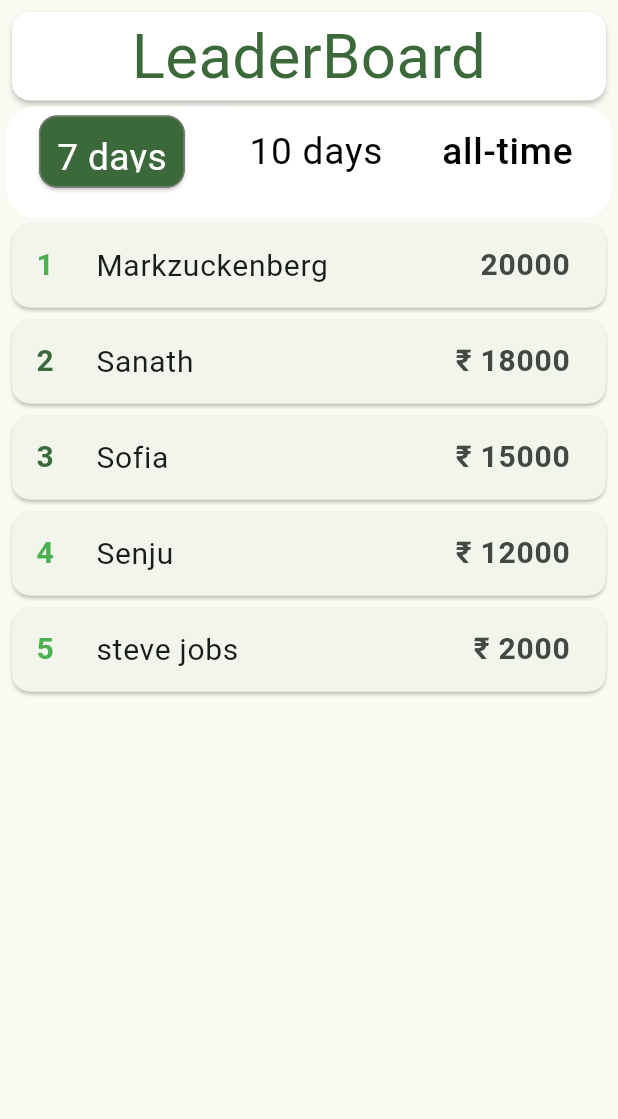
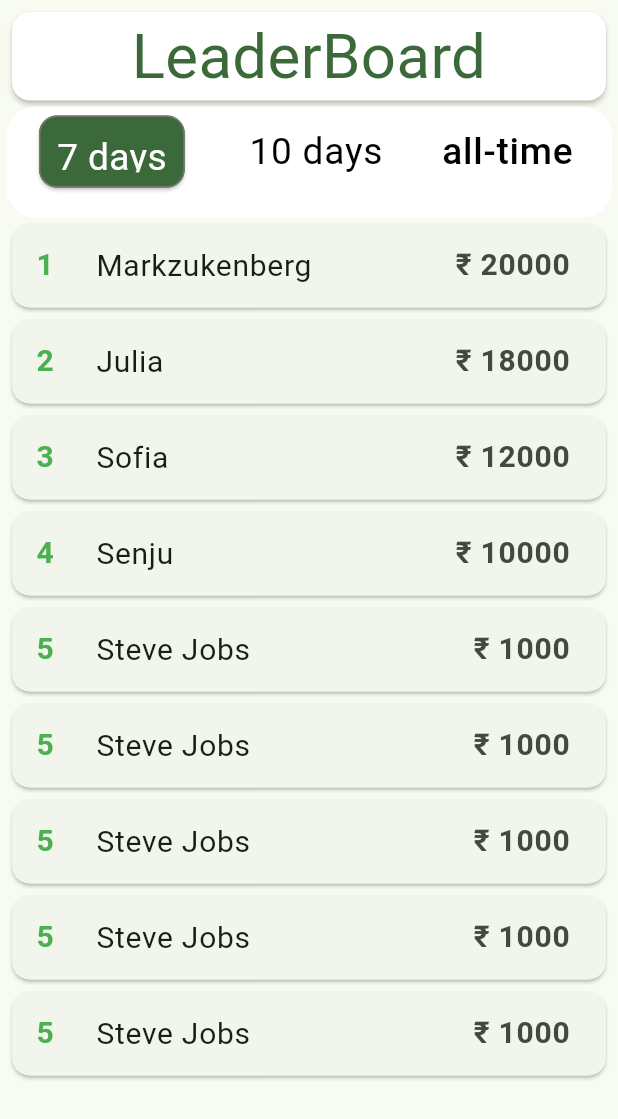
Before and after one commit to RohanArava/ewa, a Flutter app: what leaderboard() shows on an empty page, opened directly with empty values, on a phone screen of 412 x 824 dp. Shown: the top 1119 px of the screen. Run offline on Flutter 3.47's test engine with Material 2 defaults, Android fonts, the phone set to English and light mode, and no system bars; missing offline and left inert: flutter_swipe_detector.

Commit message:
eswar updated leader board

```diff
--- a/lib/screens/leader_board.dart
+++ b/lib/screens/leader_board.dart
@@ -7,6 +7,25 @@
   });
 
   final Size size;
+  Widget Cards(String s1, String s2, String s3) {
+    return Card(
+      child: ListTile(
+        leading: Text(
+          s1,
+          style: TextStyle(
+              fontSize: 20, color: Colors.green, fontWeight: FontWeight.bold),
+        ),
+        title: Text(
+          s2,
+          style: TextStyle(fontSize: 20),
+        ),
+        trailing: Text(
+          s3,
+          style: TextStyle(fontSize: 20, fontWeight: FontWeight.bold),
+        ),
+      ),
+    );
+  }
 
   @override
   Widget build(BuildContext context) {
@@ -78,105 +97,22 @@
             ),
           ),
         ),
-        SingleChildScrollView(
-          child: Column(
-            children: [
-              Card(
-                child: ListTile(
-                  leading: Text(
-                    '1',
-                    style: TextStyle(
-                        fontSize: 20,
-                        color: Colors.green,
-                        fontWeight: FontWeight.bold),
-                  ),
-                  title: Text(
-                    'Markzuckenberg',
-                    style: TextStyle(fontSize: 20),
-                  ),
-                  trailing: Text(
-                    '20000',
-                    style: TextStyle(fontSize: 20, fontWeight: FontWeight.bold),
-                  ),
-                ),
-              ),
-              Card(
-                child: ListTile(
-                  leading: Text(
-                    '2',
-                    style: TextStyle(
-                        fontSize: 20,
-                        color: Theme.of(context).primaryColor,
-                        fontWeight: FontWeight.bold),
-                  ),
-                  title: Text(
-                    'Sanath',
-                    style: TextStyle(fontSize: 20),
-                  ),
-                  trailing: Text(
-                    '₹ 18000',
-                    style: TextStyle(fontSize: 20, fontWeight: FontWeight.bold),
-                  ),
-                ),
-              ),
-              Card(
-                child: ListTile(
-                  leading: Text(
-                    '3',
-                    style: TextStyle(
-                        fontSize: 20,
-                        color: Theme.of(context).primaryColor,
-                        fontWeight: FontWeight.bold),
-                  ),
-                  title: Text(
-                    'Sofia',
-                    style: TextStyle(fontSize: 20),
-                  ),
-                  trailing: Text(
-                    '₹ 15000',
-                    style: TextStyle(fontSize: 20, fontWeight: FontWeight.bold),
-                  ),
-                ),
-              ),
-              Card(
-                child: ListTile(
-                  leading: Text(
-                    '4',
-                    style: TextStyle(
-                        fontSize: 20,
-                        color: Colors.green,
-                        fontWeight: FontWeight.bold),
-                  ),
-                  title: Text(
-                    'Senju',
-                    style: TextStyle(fontSize: 20),
-                  ),
-                  trailing: Text(
-                    '₹ 12000',
-                    style: TextStyle(fontSize: 20, fontWeight: FontWeight.bold),
-                  ),
-                ),
-              ),
-              Card(
-                child: ListTile(
-                  leading: Text(
-                    '5',
-                    style: TextStyle(
-                        fontSize: 20,
-                        color: Colors.green,
-                        fontWeight: FontWeight.bold),
-                  ),
-                  title: Text(
-                    'steve jobs',
-                    style: TextStyle(fontSize: 20),
-                  ),
-                  trailing: Text(
-                    '₹ 2000',
-                    style: TextStyle(fontSize: 20, fontWeight: FontWeight.bold),
-                  ),
-                ),
-              )
-            ],
+        Expanded(
+          child: SingleChildScrollView(
+            scrollDirection: Axis.vertical,
+            child: Column(
+              children: [
+                Cards('1', 'Markzukenberg', '₹ 20000'),
+                Cards('2', 'Julia', '₹ 18000'),
+                Cards('3', 'Sofia', '₹ 12000'),
+                Cards('4', 'Senju', '₹ 10000'),
+                Cards('5', 'Steve Jobs', '₹ 1000'),
+                Cards('5', 'Steve Jobs', '₹ 1000'),
+                Cards('5', 'Steve Jobs', '₹ 1000'),
+                Cards('5', 'Steve Jobs', '₹ 1000'),
+                Cards('5', 'Steve Jobs', '₹ 1000'),
+              ],
+            ),
           ),
         )
       ]),
```
